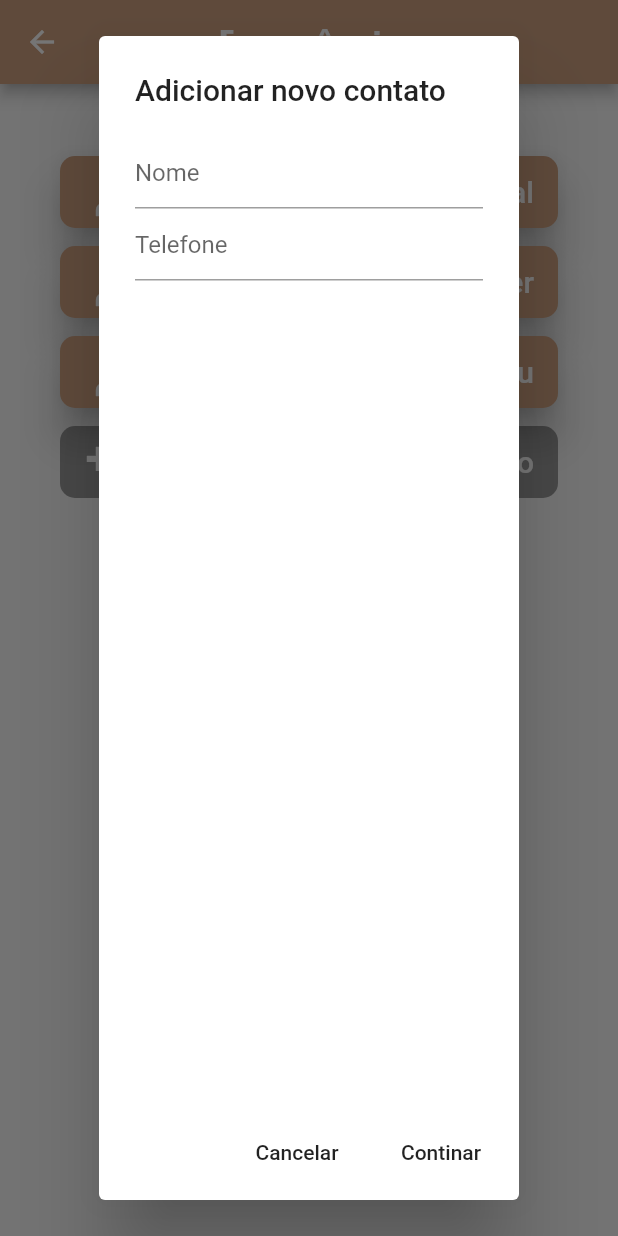
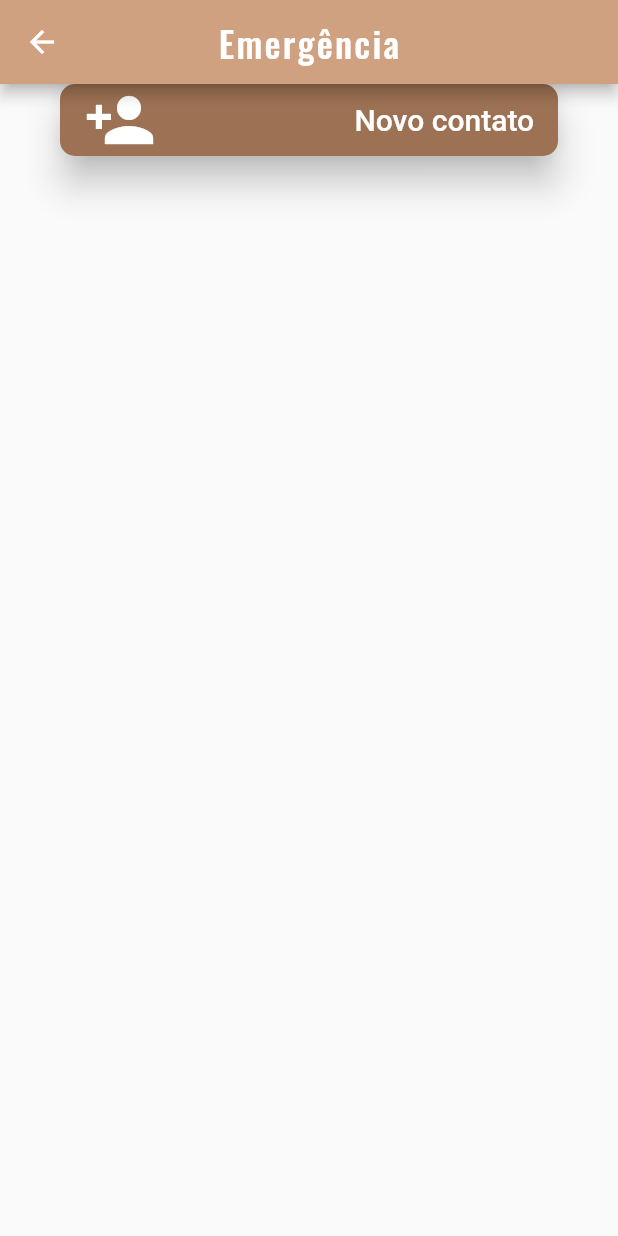
Before and after one commit to JheeKeyth/chameleon, a Flutter app: the EmergencyPage screen opened directly, on a phone screen of 412 x 824 dp. Run offline on Flutter 3.47's test engine with Material 2 defaults, Android fonts, the phone set to English and light mode, and no system bars; our stand-ins replace google_fonts, group_radio_button, location, mask_text_input_formatter, sqflite; missing offline and left inert: cpfcnpj, geocoder; accounts and stored records are empty.

Commit message:
add list view on emergency screen

```diff
--- /dev/null
+++ b/lib/model/Contact.dart
@@ -0,0 +1,11 @@
+
+class Contact {
+  final String name;
+  final String phone;
+
+  Contact({
+    this.name,
+    this.phone
+  });
+
+}
--- a/lib/screens/emergency/emergency_page.dart
+++ b/lib/screens/emergency/emergency_page.dart
@@ -5,12 +5,32 @@ import 'package:flutter/rendering.dart';
 import 'package:chameleon/screens/home/widgets/buttom_custom.dart';
 //imports packages
 import 'package:google_fonts/google_fonts.dart';
+import 'package:chameleon/model/Contact.dart';
 
-showAlertDialog2(BuildContext context) {
+class EmergencyPage extends StatefulWidget {
+  @override
+  _EmergencyPageState createState() => _EmergencyPageState();
+}
+
+class _EmergencyPageState extends State<EmergencyPage> {
 
   final _formKey = GlobalKey<FormState>();
   final nameController = TextEditingController();
   final phoneController = TextEditingController();
+
+  List list = List<Contact>();
+
+  addContact(Contact contact) {
+    this.list.add(contact);
+    cleanDialog();
+  }
+
+  cleanDialog() {
+    nameController.text = "";
+    phoneController.text = "";
+  }
+
+  showAlertDialog2(BuildContext context) {
 
     Widget cancelaButton = FlatButton(
       child: Text("Cancelar"),
@@ -18,12 +38,16 @@ showAlertDialog2(BuildContext context) {
     );
     Widget continuaButton = FlatButton(
       child: Text("Continar"),
-    onPressed:  () {},
+      onPressed:  () {
+        addContact(new Contact(name: nameController.text, phone: phoneController.text));
+        Navigator.pop(context);
+      },
     );
     //configura o AlertDialog
     AlertDialog alert = AlertDialog(
       title: Text("Adicionar novo contato"),
       content: Form(
+
         key: _formKey,
         child: Column(
           children: [
@@ -57,17 +81,15 @@ showAlertDialog2(BuildContext context) {
     showDialog(
       context: context,
       builder: (BuildContext context) {
-      return alert;
+        return Container(
+          height: 0,
+          width: 0,
+          child: alert,
+        );
       },
     );
   }
 
-class EmergencyPage extends StatefulWidget {
-  @override
-  _EmergencyPageState createState() => _EmergencyPageState();
-}
-
-class _EmergencyPageState extends State<EmergencyPage> {
   @override
   Widget build(BuildContext context) {
     return Scaffold(
@@ -78,54 +100,43 @@ class _EmergencyPageState extends State<EmergencyPage> {
         centerTitle: true,
         backgroundColor: Color(0xFFCFA181),
 
-        leading:   new IconButton(
+        leading: new IconButton(
 
           icon: new Icon(Icons.arrow_back),
           onPressed: () => Navigator.of(context).pop(null),
         ),
       ),
-      body: Center(
+      body: Container(
+        height: MediaQuery.of(context).size.height,
+        width: MediaQuery.of(context).size.width,
         child: Column(
           children: [
-            SizedBox(height: 48),
-
-            ButtomCustom(
-                text: 'Polícia Federal',
+            ListView.builder(
+                scrollDirection: Axis.vertical,
+                shrinkWrap: true,
+              itemCount: this.list.length,
+              itemBuilder: (BuildContext context, index){
+                return ListTile(
+                  title: ButtomCustom(
+                      text: this.list[index].name,
                       textColor: Colors.white,
                       backgroundColor: Color(0xFFCFA181),
                       icon: Icons.person,
                       onClick: () {print("texto");}
-
                   ),
-            ButtomCustom(
-                text: 'Delegacia da Mulher',
-                textColor: Colors.white,
-                backgroundColor: Color(0xFFCFA181),
-                icon: Icons.person,
-                onClick: () {print("texto");}
-
-            ),
-            ButtomCustom(
-                text: 'Samu',
-                textColor: Colors.white,
-                backgroundColor: Color(0xFFCFA181),
-                icon: Icons.person,
-                onClick: () {print("texto");}
-
+                );
+              }
             ),
             ButtomCustom(
                 text: 'Novo contato',
                 textColor: Colors.white,
                 backgroundColor: Color(0xFF9D7254),
                 icon: Icons.person_add,
-                onClick: showAlertDialog2(context)
-
-            ),
-
-            //fim botao mais contatos
+                onClick: (){showAlertDialog2(context);}
+            )
           ],
         ),
-      ),
+      )
     );
   }
 }
```
Lines whose indentation alone changed are shown as unchanged.
